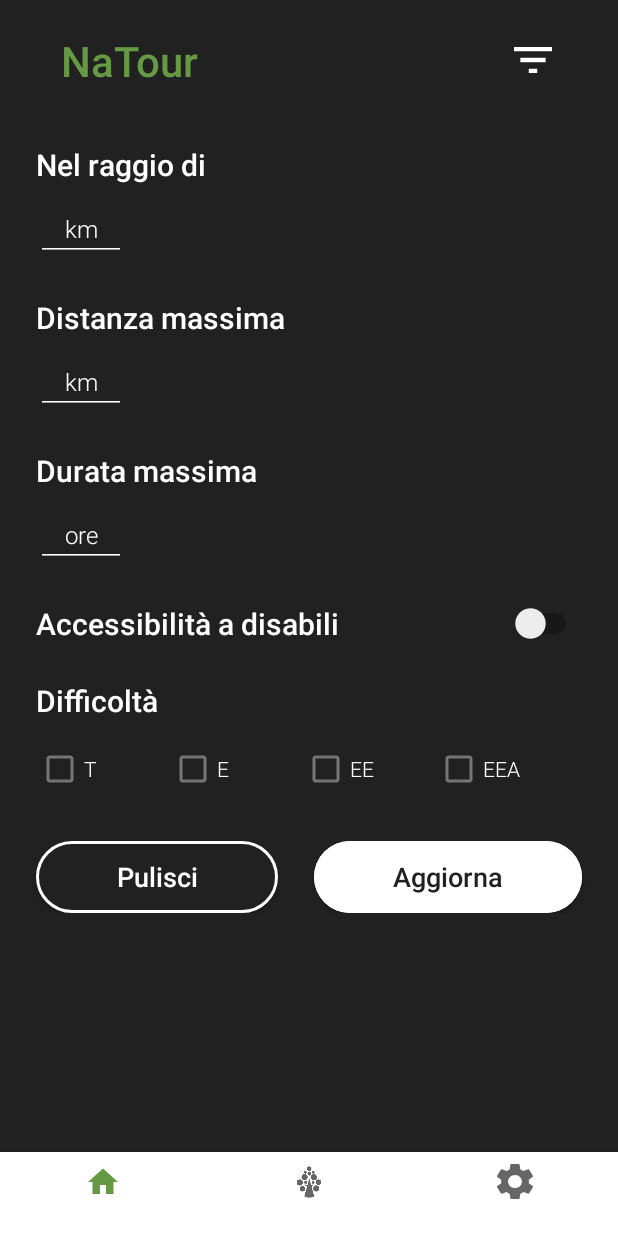
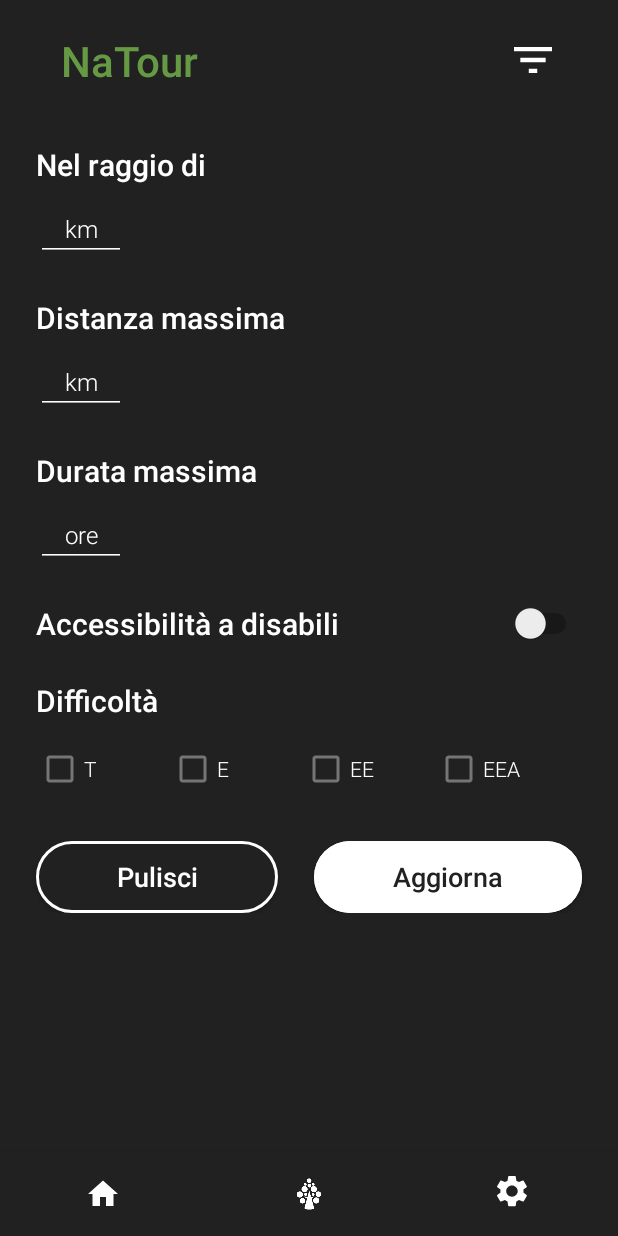
Before and after one commit to PepeAndrea/NatourAndroidClient, an Android app: the screen it shows after launch (MainActivity), after a tap on an icon or button, on a phone screen of 412 x 824 dp. Run offline under Robolectric (Android 15) with nearby library versions, the phone set to English and light mode, and no system bars; our stand-ins replace navigation-ui; network calls fail.

Commit message:
modificato bottom menu

```diff
--- a/app/src/main/res/drawable/ic_impostazioni.xml
+++ b/app/src/main/res/drawable/ic_impostazioni.xml
@@ -1,8 +1,8 @@
 <vector xmlns:android="http://schemas.android.com/apk/res/android"
-    android:width="16dp"
-    android:height="16dp"
-    android:viewportWidth="27"
-    android:viewportHeight="28">
+    android:width="12dp"
+    android:height="12dp"
+    android:viewportWidth="32.5"
+    android:viewportHeight="32.5">
   <path
       android:pathData="M23.8277,14.9491C23.8798,14.5235 23.9145,14.0808 23.9145,13.6211C23.9145,13.1614 23.8798,12.7187 23.8104,12.293L26.7438,10.0455C27.0042,9.8412 27.0736,9.4666 26.9174,9.1772L24.1402,4.4609C23.9666,4.1544 23.6021,4.0523 23.2897,4.1544L19.8355,5.5165C19.1065,4.9717 18.3428,4.529 17.4922,4.1885L16.9715,0.5789C16.9194,0.2384 16.6244,0 16.2772,0H10.7228C10.3756,0 10.0979,0.2384 10.0458,0.5789L9.5251,4.1885C8.6746,4.529 7.8935,4.9887 7.1818,5.5165L3.7277,4.1544C3.4153,4.0352 3.0508,4.1544 2.8772,4.4609L0.1,9.1772C-0.0736,9.4837 -0.0042,9.8412 0.2735,10.0455L3.207,12.293C3.1375,12.7187 3.0855,13.1784 3.0855,13.6211C3.0855,14.0638 3.1202,14.5235 3.1896,14.9491L0.2562,17.1966C-0.0042,17.4009 -0.0736,17.7755 0.0826,18.0649L2.8598,22.7812C3.0334,23.0877 3.3979,23.1899 3.7103,23.0877L7.1645,21.7256C7.8935,22.2704 8.6572,22.7131 9.5078,23.0537L10.0285,26.6632C10.0979,27.0038 10.3756,27.2421 10.7228,27.2421H16.2772C16.6244,27.2421 16.9194,27.0038 16.9542,26.6632L17.4749,23.0537C18.3254,22.7131 19.1065,22.2534 19.8181,21.7256L23.2723,23.0877C23.5847,23.2069 23.9492,23.0877 24.1228,22.7812L26.9,18.0649C27.0736,17.7585 27.0042,17.4009 26.7265,17.1966L23.8277,14.9491ZM13.5,18.729C10.636,18.729 8.2927,16.4304 8.2927,13.6211C8.2927,10.8117 10.636,8.5132 13.5,8.5132C16.364,8.5132 18.7073,10.8117 18.7073,13.6211C18.7073,16.4304 16.364,18.729 13.5,18.729Z"
       android:fillColor="#ffffff"/>
--- a/app/src/main/res/layout/activity_main.xml
+++ b/app/src/main/res/layout/activity_main.xml
@@ -5,27 +5,27 @@
     android:layout_width="match_parent"
     android:layout_height="match_parent">
 
-    <com.google.android.material.bottomnavigation.BottomNavigationView
-        android:id="@+id/nav_view"
-        android:layout_width="0dp"
-        android:layout_height="wrap_content"
-        android:layout_marginStart="0dp"
-        android:layout_marginEnd="0dp"
-        android:background="?android:attr/windowBackground"
-        app:layout_constraintBottom_toBottomOf="parent"
-        app:layout_constraintLeft_toLeftOf="parent"
-        app:layout_constraintRight_toRightOf="parent"
-        app:menu="@menu/bottom_nav_menu" />
-
     <fragment
         android:id="@+id/nav_host_fragment_activity_main"
         android:name="androidx.navigation.fragment.NavHostFragment"
         android:layout_width="match_parent"
         android:layout_height="match_parent"
         app:defaultNavHost="true"
-        app:layout_constraintBottom_toTopOf="@id/nav_view"
+        app:layout_constraintBottom_toBottomOf="parent"
         app:layout_constraintLeft_toLeftOf="parent"
         app:layout_constraintRight_toRightOf="parent"
         app:navGraph="@navigation/mobile_navigation" />
 
+    <com.google.android.material.bottomnavigation.BottomNavigationView
+        android:id="@+id/nav_view"
+        android:layout_width="0dp"
+        android:layout_height="wrap_content"
+        android:background="#212121"
+        app:labelVisibilityMode="unlabeled"
+        app:itemIconTint="@color/white"
+        app:layout_constraintBottom_toBottomOf="parent"
+        app:layout_constraintLeft_toLeftOf="parent"
+        app:layout_constraintRight_toRightOf="parent"
+        app:menu="@menu/bottom_nav_menu" />
+
 </androidx.constraintlayout.widget.ConstraintLayout>
--- a/app/src/main/res/layout/fragment_maps.xml
+++ b/app/src/main/res/layout/fragment_maps.xml
@@ -201,7 +201,6 @@
             android:insetTop="0dp"
             android:insetBottom="0dp"
             android:src="@drawable/ic_cross"
-            android:theme="@style/whiteDrawableButton"
             app:layout_constraintStart_toStartOf="parent"
             app:layout_constraintTop_toTopOf="parent" />
 
--- a/app/src/main/res/values/styles.xml
+++ b/app/src/main/res/values/styles.xml
@@ -1,8 +1,9 @@
 <?xml version="1.0" encoding="utf-8"?>
 <resources>
 
-    <style name="whiteDrawableButton">
-        <item name="color">@color/white</item>
+    <style name="bottomMenu">
+        <item name="android:background">#333333</item>
+        <item name="android:itemBackground">#FFFFFF</item>
     </style>
 
     <style name="spinnerTheme">
```
